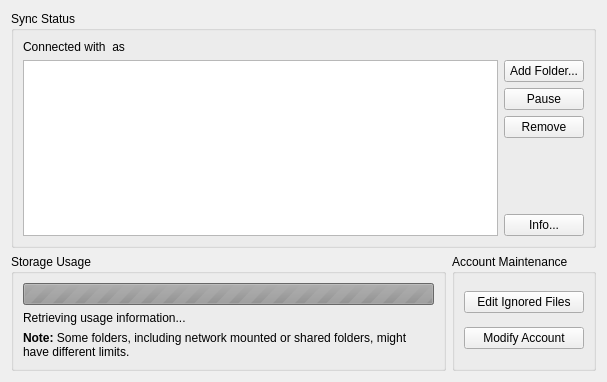
Old version of the form src/mirall/accountsettings.ui in the repository nextcloud/desktop.
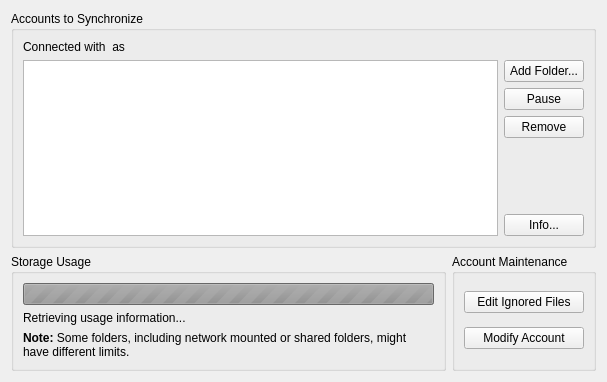
New version of the form.

Patch:
```diff
--- a/src/mirall/accountsettings.ui
+++ b/src/mirall/accountsettings.ui
@@ -43,7 +43,7 @@
    <item row="0" column="0" colspan="2">
     <widget class="QGroupBox" name="syncStatusGroupBox">
      <property name="title">
-      <string>Sync Status</string>
+      <string>Accounts to Synchronize</string>
      </property>
      <layout class="QGridLayout" name="gridLayout">
       <item row="0" column="0" colspan="2">
```
